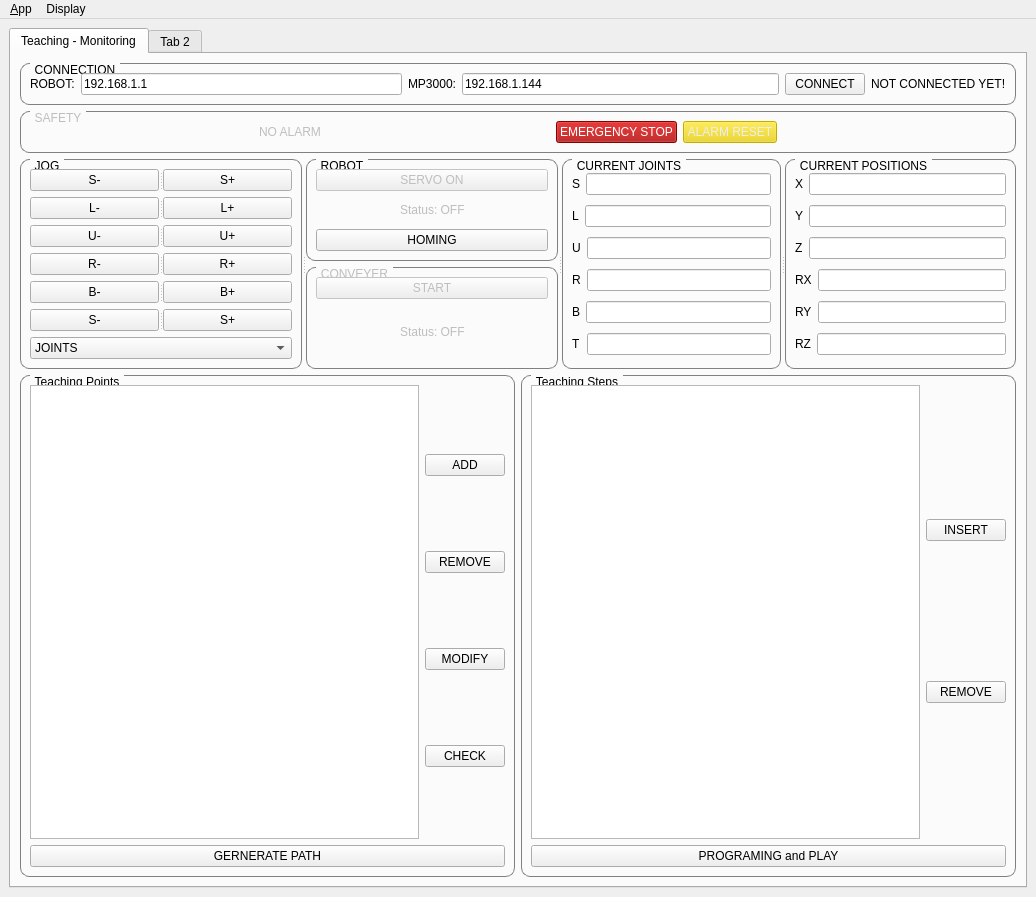
This is ui/main_window.ui in tapati0127/motorosudp as Qt 5 draws it before an edit. The edited form follows.
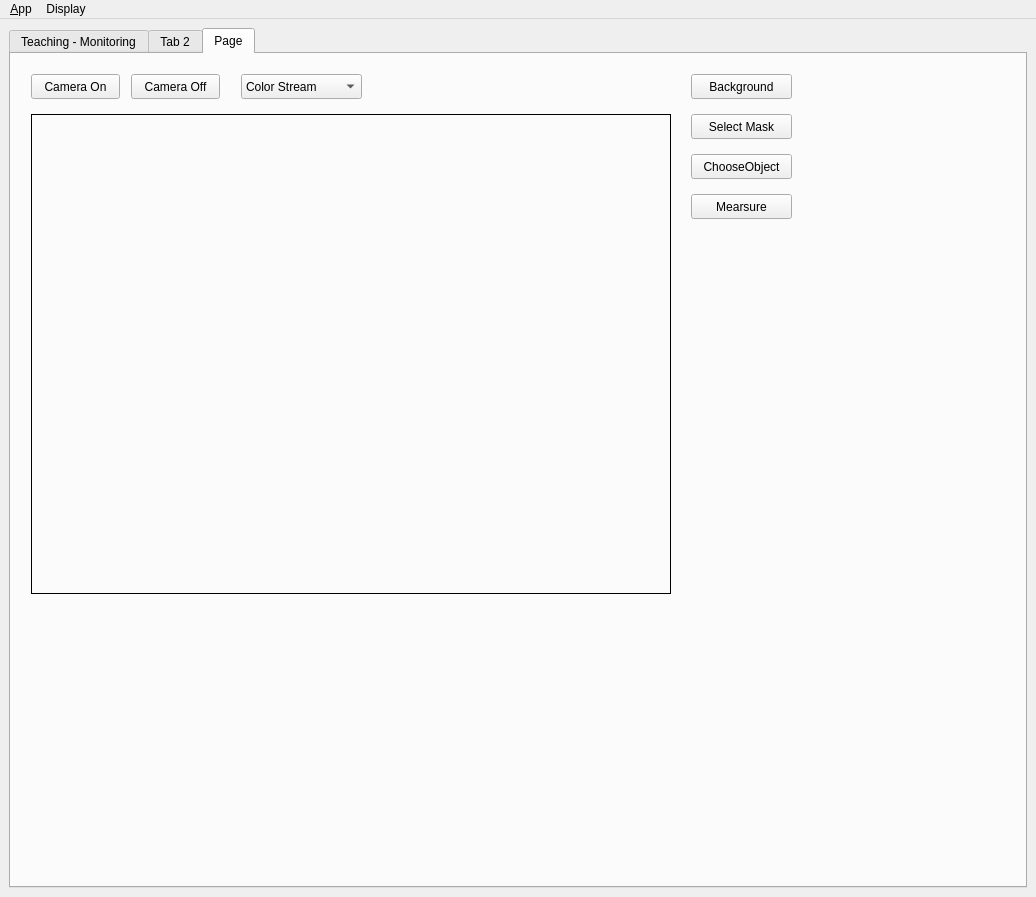
This is the edited form. Icons and pictures are not drawn.

```diff
--- a/ui/main_window.ui
+++ b/ui/main_window.ui
@@ -37,7 +37,7 @@
        <bool>true</bool>
       </property>
       <property name="currentIndex">
-       <number>0</number>
+       <number>2</number>
       </property>
       <widget class="QWidget" name="tab">
        <attribute name="title">
@@ -1121,6 +1121,137 @@
         </property>
        </widget>
       </widget>
+      <widget class="QWidget" name="tab_3">
+       <attribute name="title">
+        <string>Page</string>
+       </attribute>
+       <widget class="QLabel" name="CameraFrame">
+        <property name="geometry">
+         <rect>
+          <x>20</x>
+          <y>60</y>
+          <width>640</width>
+          <height>480</height>
+         </rect>
+        </property>
+        <property name="minimumSize">
+         <size>
+          <width>640</width>
+          <height>480</height>
+         </size>
+        </property>
+        <property name="frameShape">
+         <enum>QFrame::Box</enum>
+        </property>
+        <property name="lineWidth">
+         <number>1</number>
+        </property>
+        <property name="midLineWidth">
+         <number>0</number>
+        </property>
+        <property name="text">
+         <string/>
+        </property>
+       </widget>
+       <widget class="QPushButton" name="CameraOn_Button">
+        <property name="geometry">
+         <rect>
+          <x>20</x>
+          <y>20</y>
+          <width>89</width>
+          <height>25</height>
+         </rect>
+        </property>
+        <property name="text">
+         <string>Camera On</string>
+        </property>
+       </widget>
+       <widget class="QPushButton" name="CameraOff_Button">
+        <property name="geometry">
+         <rect>
+          <x>120</x>
+          <y>20</y>
+          <width>89</width>
+          <height>25</height>
+         </rect>
+        </property>
+        <property name="text">
+         <string>Camera Off</string>
+        </property>
+       </widget>
+       <widget class="QComboBox" name="StreamOption_comboBox">
+        <property name="geometry">
+         <rect>
+          <x>230</x>
+          <y>20</y>
+          <width>121</width>
+          <height>25</height>
+         </rect>
+        </property>
+        <item>
+         <property name="text">
+          <string>Color Stream</string>
+         </property>
+        </item>
+        <item>
+         <property name="text">
+          <string>Depth Stream</string>
+         </property>
+        </item>
+       </widget>
+       <widget class="QPushButton" name="Background_Button">
+        <property name="geometry">
+         <rect>
+          <x>680</x>
+          <y>20</y>
+          <width>101</width>
+          <height>25</height>
+         </rect>
+        </property>
+        <property name="text">
+         <string>Background</string>
+        </property>
+       </widget>
+       <widget class="QPushButton" name="Mask_Button">
+        <property name="geometry">
+         <rect>
+          <x>680</x>
+          <y>60</y>
+          <width>101</width>
+          <height>25</height>
+         </rect>
+        </property>
+        <property name="text">
+         <string>Select Mask</string>
+        </property>
+       </widget>
+       <widget class="QPushButton" name="ChooseObject_Button">
+        <property name="geometry">
+         <rect>
+          <x>680</x>
+          <y>100</y>
+          <width>101</width>
+          <height>25</height>
+         </rect>
+        </property>
+        <property name="text">
+         <string>ChooseObject</string>
+        </property>
+       </widget>
+       <widget class="QPushButton" name="Size_Button">
+        <property name="geometry">
+         <rect>
+          <x>680</x>
+          <y>140</y>
+          <width>101</width>
+          <height>25</height>
+         </rect>
+        </property>
+        <property name="text">
+         <string>Mearsure</string>
+        </property>
+       </widget>
+      </widget>
      </widget>
     </item>
    </layout>
```
Left out of the diff: 2 changed lines with no effect on the pictures.
